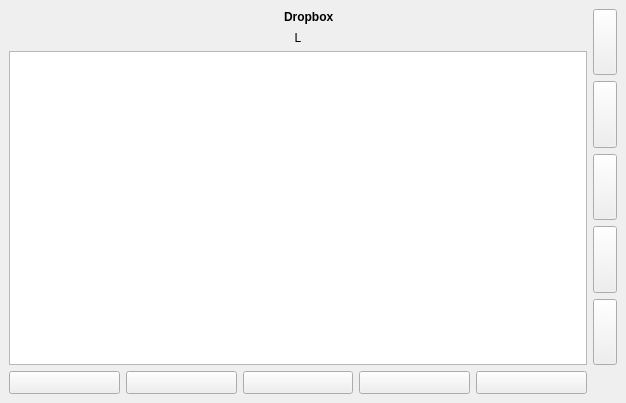
Qt form mainwindow.ui (lawand/droper) before a commit.
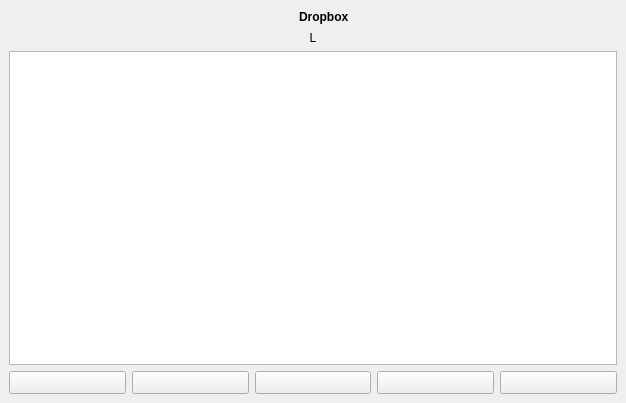
The same form after that commit. Icons and pictures are not drawn.

Commit message: stopped showing the tool buttons on the right of the screen on symbian

What changed in the file:
```diff
--- a/mainwindow.ui
+++ b/mainwindow.ui
@@ -110,60 +110,6 @@
       </property>
      </widget>
     </item>
-    <item row="0" column="1" rowspan="3">
-     <layout class="QVBoxLayout" name="verticalLayout">
-      <item>
-       <widget class="QToolButton" name="rightUpToolButton">
-        <property name="sizePolicy">
-         <sizepolicy hsizetype="Minimum" vsizetype="MinimumExpanding">
-          <horstretch>0</horstretch>
-          <verstretch>0</verstretch>
-         </sizepolicy>
-        </property>
-       </widget>
-      </item>
-      <item>
-       <widget class="QToolButton" name="rightFileToolButton">
-        <property name="sizePolicy">
-         <sizepolicy hsizetype="Minimum" vsizetype="MinimumExpanding">
-          <horstretch>0</horstretch>
-          <verstretch>0</verstretch>
-         </sizepolicy>
-        </property>
-       </widget>
-      </item>
-      <item>
-       <widget class="QToolButton" name="rightOptionsToolButton">
-        <property name="sizePolicy">
-         <sizepolicy hsizetype="Minimum" vsizetype="MinimumExpanding">
-          <horstretch>0</horstretch>
-          <verstretch>0</verstretch>
-         </sizepolicy>
-        </property>
-       </widget>
-      </item>
-      <item>
-       <widget class="QToolButton" name="rightInfoToolButton">
-        <property name="sizePolicy">
-         <sizepolicy hsizetype="Minimum" vsizetype="MinimumExpanding">
-          <horstretch>0</horstretch>
-          <verstretch>0</verstretch>
-         </sizepolicy>
-        </property>
-       </widget>
-      </item>
-      <item>
-       <widget class="QToolButton" name="rightExitToolButton">
-        <property name="sizePolicy">
-         <sizepolicy hsizetype="Minimum" vsizetype="MinimumExpanding">
-          <horstretch>0</horstretch>
-          <verstretch>0</verstretch>
-         </sizepolicy>
-        </property>
-       </widget>
-      </item>
-     </layout>
-    </item>
     <item row="3" column="0">
      <layout class="QHBoxLayout" name="toolsHorizontalLayout">
       <item>
```
Left out of the diff: 25 changed lines with no effect on the pictures. The commit also changes 2 other files.
